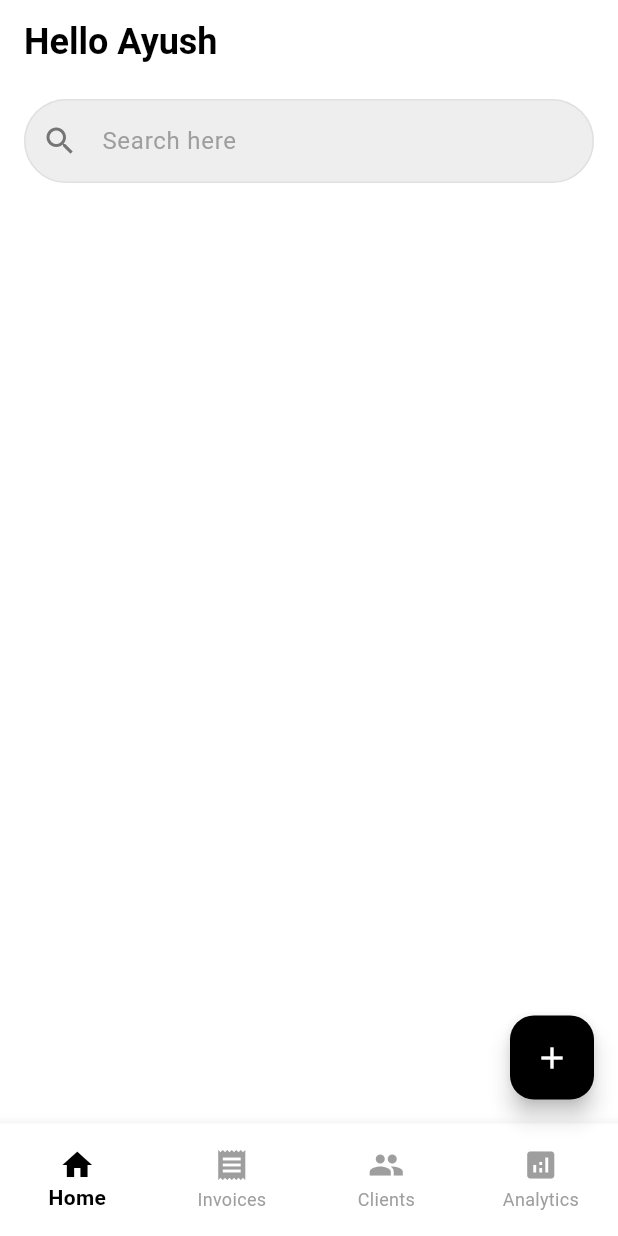
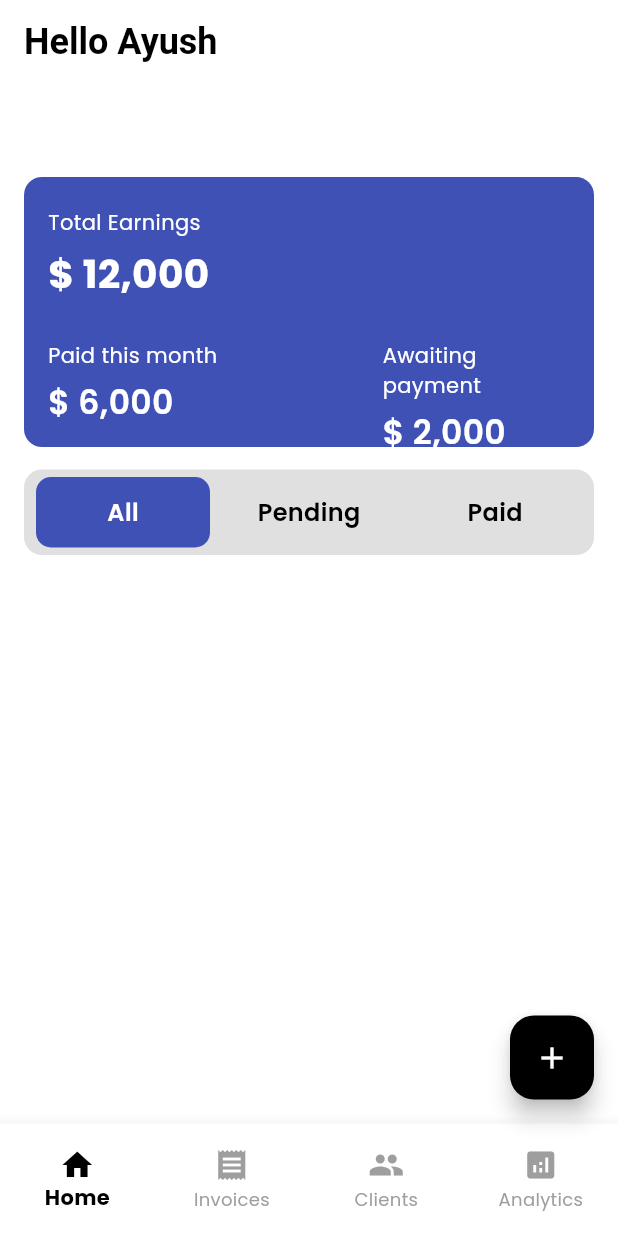
Before and after one commit to iamayushsharmaa/Invoicely-App, a Flutter app: the screen it shows after launch, on a phone screen of 412 x 824 dp. Run offline on Flutter 3.47's test engine with Material 3 defaults, Android fonts, the phone set to English and light mode, and no system bars; our stand-ins replace bloc, dio, equatable, flutter_bloc, flutter_secure_storage, flutter_svg and 4 more.

Commit message:
Refactored screens

```diff
--- a/lib/core/theme/app_theme.dart
+++ b/lib/core/theme/app_theme.dart
@@ -2,10 +2,12 @@ import 'package:flutter/material.dart';
 
 class AppTheme {
   AppTheme._();
+  static const String _fontFamily = 'Poppins';
 
   static final ThemeData lightTheme = ThemeData(
     brightness: Brightness.light,
     primaryColor: Colors.black,
+    fontFamily: _fontFamily,
     scaffoldBackgroundColor: Colors.white,
     colorScheme: const ColorScheme.light(
       primary: Colors.black,
@@ -47,8 +49,10 @@ class AppTheme {
   );
 
   static final ThemeData darkTheme = ThemeData(
+    useMaterial3: true,
     brightness: Brightness.dark,
     primaryColor: Colors.white,
+    fontFamily: _fontFamily,
     scaffoldBackgroundColor: Colors.black,
     colorScheme: const ColorScheme.dark(
       primary: Colors.white,
@@ -75,7 +79,6 @@ class AppTheme {
       bodyLarge: TextStyle(color: Colors.white),
       bodyMedium: TextStyle(color: Colors.white70),
       titleLarge: TextStyle(color: Colors.white, fontWeight: FontWeight.bold),
-      // Define other text styles as needed
     ),
     iconTheme: const IconThemeData(color: Colors.white),
     floatingActionButtonTheme: const FloatingActionButtonThemeData(
--- a/lib/features/client/presentation/screens/client_screen.dart
+++ b/lib/features/client/presentation/screens/client_screen.dart
@@ -43,7 +43,7 @@ class _ClientScreenState extends State<ClientScreen> {
               ),
             ),
             const SizedBox(height: 16),
-            Text("here you all clients"),
+            Text(''),
           ],
         ),
       ),
--- a/lib/features/home/presentation/screens/home_screen.dart
+++ b/lib/features/home/presentation/screens/home_screen.dart
@@ -1,6 +1,6 @@
 import 'package:flutter/material.dart';
 
-import '../widgets/search_text_field.dart';
+import '../widgets/overview_widget.dart';
 
 class HomeScreen extends StatefulWidget {
   const HomeScreen({super.key});
@@ -11,6 +11,7 @@ class HomeScreen extends StatefulWidget {
 
 class _HomeScreenState extends State<HomeScreen> {
   final _searchController = TextEditingController();
+  String _selectedStatus = 'All';
 
   @override
   void dispose() {
@@ -32,16 +33,30 @@ class _HomeScreenState extends State<HomeScreen> {
       body: Padding(
         padding: const EdgeInsets.symmetric(horizontal: 16.0),
         child: Column(
+          crossAxisAlignment: CrossAxisAlignment.start,
+          mainAxisAlignment: MainAxisAlignment.start,
           children: [
             const SizedBox(height: 10),
-            SizedBox(
-              height: 60,
-              width: double.infinity,
-              child: SearchTextField(
-                controller: _searchController,
-                hintText: 'Search here',
-                onChanged: (value) {},
-                onSubmitted: (value) {},
+            const Text(
+              'Overview',
+              style: TextStyle(
+                fontWeight: FontWeight.w700,
+                fontSize: 26,
+                color: Colors.white,
+              ),
+            ),
+            const SizedBox(height: 15),
+            OverviewCard(),
+            const SizedBox(height: 15),
+            _statusInvoices(),
+            const SizedBox(height: 15),
+
+            Text(
+              'This month',
+              style: TextStyle(
+                fontSize: 20,
+                fontWeight: FontWeight.w600,
+                color: Colors.white,
               ),
             ),
           ],
@@ -49,4 +64,55 @@ class _HomeScreenState extends State<HomeScreen> {
       ),
     );
   }
+
+  Widget _statusInvoices() {
+    return Container(
+      height: 57,
+      width: double.infinity,
+      decoration: BoxDecoration(
+        color: Colors.grey[300],
+        borderRadius: BorderRadius.circular(12),
+      ),
+      padding: const EdgeInsets.symmetric(horizontal: 4),
+      child: Row(
+        mainAxisAlignment: MainAxisAlignment.spaceBetween,
+        children: [
+          _statusOption('All'),
+          _statusOption('Pending'),
+          _statusOption('Paid'),
+        ],
+      ),
+    );
+  }
+
+  Widget _statusOption(String status) {
+    final isSelected = _selectedStatus == status;
+
+    return Expanded(
+      child: GestureDetector(
+        onTap: () {
+          setState(() {
+            _selectedStatus = status;
+          });
+        },
+        child: Container(
+          margin: const EdgeInsets.symmetric(horizontal: 4, vertical: 5),
+          decoration: BoxDecoration(
+            color: isSelected ? const Color(0xFF3F51B5) : Colors.transparent,
+            borderRadius: BorderRadius.circular(10),
+          ),
+          child: Center(
+            child: Text(
+              status,
+              style: TextStyle(
+                color: isSelected ? Colors.white : Colors.black,
+                fontWeight: FontWeight.w600,
+                fontSize: 16,
+              ),
+            ),
+          ),
+        ),
+      ),
+    );
+  }
 }
--- /dev/null
+++ b/lib/features/home/presentation/widgets/invoice_card.dart
@@ -0,0 +1,18 @@
+import 'package:flutter/material.dart';
+
+class InvoiceCard extends StatelessWidget {
+  const InvoiceCard({super.key});
+
+  @override
+  Widget build(BuildContext context) {
+    return Container(
+      height: 60,
+      width: double.infinity,
+      child: Row(
+        children: [
+
+        ],
+      ),
+    );
+  }
+}
--- /dev/null
+++ b/lib/features/home/presentation/widgets/overview_widget.dart
@@ -0,0 +1,81 @@
+import 'package:flutter/material.dart';
+
+class OverviewCard extends StatelessWidget {
+  const OverviewCard({super.key});
+
+  @override
+  Widget build(BuildContext context) {
+    return Container(
+      height: 180,
+      width: double.infinity,
+      decoration: BoxDecoration(
+        color: Color(0xFF3F51B5),
+        borderRadius: BorderRadius.circular(12),
+      ),
+      child: Padding(
+        padding: const EdgeInsets.symmetric(horizontal: 16.0),
+        child: Column(
+          crossAxisAlignment: CrossAxisAlignment.start,
+          children: [
+            const SizedBox(height: 20),
+            Text(
+              'Total Earnings',
+              style: TextStyle(color: Colors.white, fontSize: 14),
+            ),
+            const SizedBox(height: 6),
+            Text(
+              '\$ 12,000',
+              style: TextStyle(
+                color: Colors.white,
+                fontSize: 26,
+                fontWeight: FontWeight.bold,
+              ),
+            ),
+
+            const SizedBox(height: 26),
+            Row(
+              mainAxisAlignment: MainAxisAlignment.spaceBetween,
+              children: [
+                _paidByMonth('Paid this month', '\$ 6,000', context),
+                _paidByMonth('Awaiting payment', '\$ 2,000', context),
+              ],
+            ),
+          ],
+        ),
+      ),
+    );
+  }
+
+  Widget _paidByMonth(String title, String amount, BuildContext context) {
+    return Container(
+      height: 70,
+      width: 125,
+      decoration: BoxDecoration(
+        color: Color(0xC53F51B5),
+        borderRadius: BorderRadius.circular(12),
+      ),
+      child: Column(
+        crossAxisAlignment: CrossAxisAlignment.start,
+        children: [
+          Text(
+            title,
+            style: TextStyle(
+              color: Colors.white,
+              fontSize: 14,
+              fontWeight: FontWeight.w400,
+            ),
+          ),
+          const SizedBox(height: 6),
+          Text(
+            amount,
+            style: TextStyle(
+              fontSize: 22,
+              color: Colors.white,
+              fontWeight: FontWeight.w600,
+            ),
+          ),
+        ],
+      ),
+    );
+  }
+}
```
